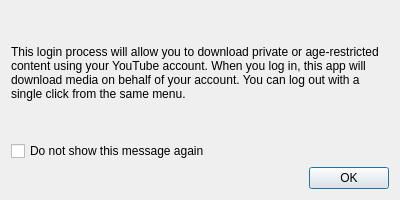
Qt form login_prompt.ui (hyperfield/yt-channel-downloader) before a commit.
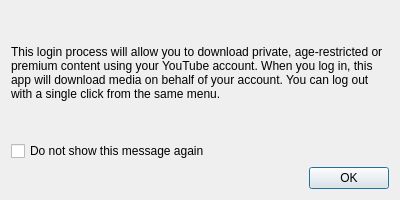
The same form after that commit.

Commit message: Implemented the handling of downloads via yt_dlp with cookies as a parameter.

Patch:
```diff
--- a/login_prompt.ui
+++ b/login_prompt.ui
@@ -17,7 +17,7 @@
    <item>
     <widget class="QLabel" name="label">
      <property name="text">
-      <string>This login process will allow you to download private or age-restricted content using your YouTube account. When you log in, this app will download media on behalf of your account. You can log out with a single click from the same menu.</string>
+      <string>This login process will allow you to download private, age-restricted or premium content using your YouTube account. When you log in, this app will download media on behalf of your account. You can log out with a single click from the same menu.</string>
      </property>
      <property name="wordWrap">
       <bool>true</bool>
```
The commit also changes 4 other files.
